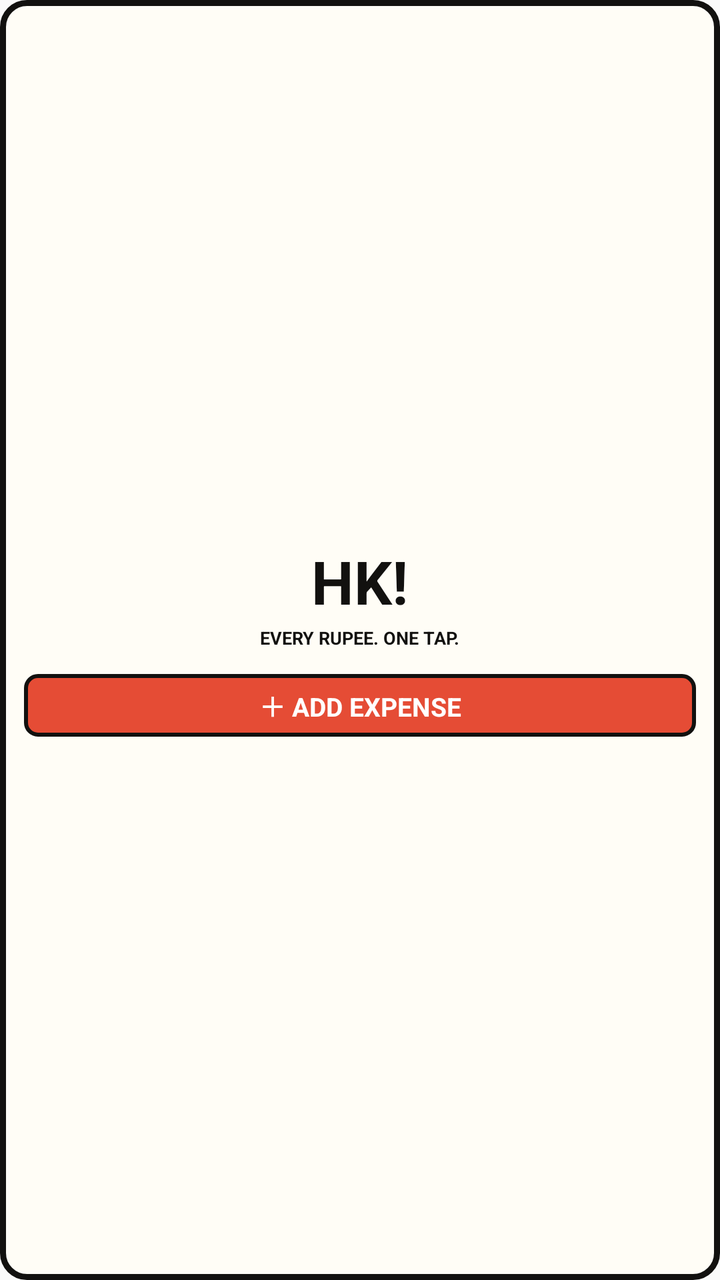
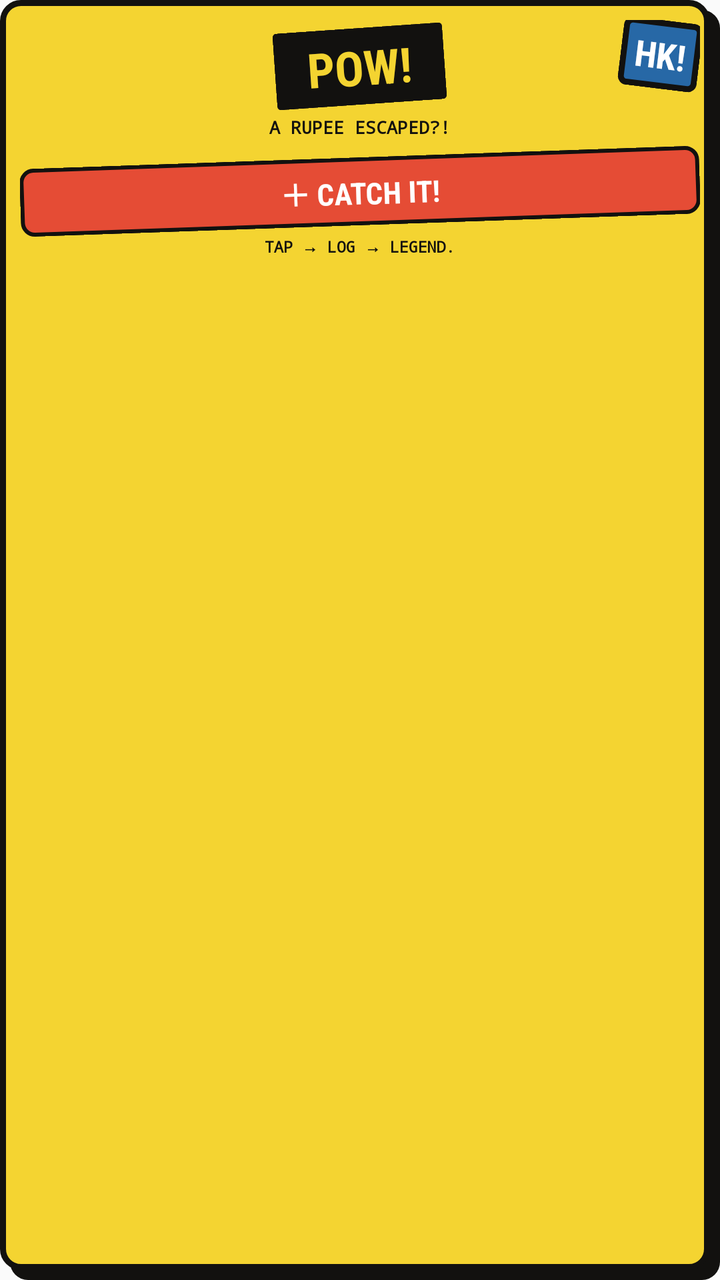

Two renders of the same Android screen: before a commit and after it. Below are the layout's source before the change and the commit's diff.
<!-- AndroidManifest.xml: application theme AppTheme -->
<!-- res/layout/widget_square.xml -->
<?xml version="1.0" encoding="utf-8"?>
<LinearLayout xmlns:android="http://schemas.android.com/apk/res/android" android:id="@+id/widget_root" android:layout_width="match_parent" android:layout_height="match_parent" android:orientation="vertical" android:gravity="center" android:background="@drawable/widget_paper" android:padding="12dp">
    <TextView android:layout_width="wrap_content" android:layout_height="wrap_content" android:text="HK!" android:textColor="#12110F" android:textStyle="bold" android:textSize="30sp"/>
    <TextView android:layout_width="wrap_content" android:layout_height="wrap_content" android:layout_marginTop="2dp" android:text="EVERY RUPEE. ONE TAP." android:textColor="#12110F" android:textStyle="bold" android:textSize="9sp"/>
    <TextView android:id="@+id/widget_expense" android:layout_width="match_parent" android:layout_height="wrap_content" android:layout_marginTop="12dp" android:gravity="center" android:background="@drawable/widget_red" android:text="＋ ADD EXPENSE" android:textColor="#FFFFFF" android:textStyle="bold" android:textSize="13sp"/>
    <TextView android:id="@+id/widget_money" android:layout_width="1dp" android:layout_height="1dp" android:visibility="invisible"/>
</LinearLayout>
<!-- resources referenced by this layout -->
<resources>
  <!-- drawable widget_paper (drawable) -->
  <?xml version="1.0" encoding="utf-8"?>
  <shape xmlns:android="http://schemas.android.com/apk/res/android" android:shape="rectangle">
      <solid android:color="#FFFDF6"/><stroke android:width="3dp" android:color="#12110F"/><corners android:radius="12dp"/><padding android:left="12dp" android:top="12dp" android:right="12dp" android:bottom="12dp"/>
  </shape>
  <!-- drawable widget_red (drawable) -->
  <?xml version="1.0" encoding="utf-8"?>
  <shape xmlns:android="http://schemas.android.com/apk/res/android" android:shape="rectangle">
      <solid android:color="#E54C35"/><stroke android:width="2dp" android:color="#12110F"/><corners android:radius="6dp"/><padding android:left="8dp" android:top="6dp" android:right="8dp" android:bottom="6dp"/>
  </shape>
  <style name="AppTheme" parent="Theme.AppCompat.Light.DarkActionBar">
          
          <item name="colorPrimary">@color/colorPrimary</item>
          <item name="colorPrimaryDark">@color/colorPrimaryDark</item>
          <item name="colorAccent">@color/colorAccent</item>
      </style>
</resources>

<!-- the commit's change to res/layout/widget_square.xml (unified diff, before → after) -->
@@ -1,7 +1,11 @@
 <?xml version="1.0" encoding="utf-8"?>
-<LinearLayout xmlns:android="http://schemas.android.com/apk/res/android" android:id="@+id/widget_root" android:layout_width="match_parent" android:layout_height="match_parent" android:orientation="vertical" android:gravity="center" android:background="@drawable/widget_paper" android:padding="12dp">
-    <TextView android:layout_width="wrap_content" android:layout_height="wrap_content" android:text="HK!" android:textColor="#12110F" android:textStyle="bold" android:textSize="30sp"/>
-    <TextView android:layout_width="wrap_content" android:layout_height="wrap_content" android:layout_marginTop="2dp" android:text="EVERY RUPEE. ONE TAP." android:textColor="#12110F" android:textStyle="bold" android:textSize="9sp"/>
-    <TextView android:id="@+id/widget_expense" android:layout_width="match_parent" android:layout_height="wrap_content" android:layout_marginTop="12dp" android:gravity="center" android:background="@drawable/widget_red" android:text="＋ ADD EXPENSE" android:textColor="#FFFFFF" android:textStyle="bold" android:textSize="13sp"/>
-    <TextView android:id="@+id/widget_money" android:layout_width="1dp" android:layout_height="1dp" android:visibility="invisible"/>
-</LinearLayout>
+<FrameLayout xmlns:android="http://schemas.android.com/apk/res/android" android:id="@+id/widget_root" android:layout_width="match_parent" android:layout_height="match_parent" android:background="@drawable/widget_square_bg" android:padding="10dp">
+    <TextView android:layout_width="wrap_content" android:layout_height="wrap_content" android:layout_gravity="top|end" android:rotation="7" android:background="@drawable/widget_blue" android:fontFamily="sans-serif-condensed" android:gravity="center" android:text="HK!" android:textColor="#FFFFFF" android:textSize="18sp" android:textStyle="bold"/>
+    <LinearLayout android:layout_width="match_parent" android:layout_height="match_parent" android:orientation="vertical" android:gravity="center_horizontal">
+        <TextView android:layout_width="wrap_content" android:layout_height="wrap_content" android:layout_marginTop="4dp" android:rotation="-4" android:background="@drawable/widget_black" android:fontFamily="sans-serif-condensed" android:text="  POW!  " android:textColor="#F4D431" android:textSize="24sp" android:textStyle="bold"/>
+        <TextView android:layout_width="wrap_content" android:layout_height="wrap_content" android:layout_marginTop="5dp" android:fontFamily="monospace" android:text="A RUPEE ESCAPED?!" android:textColor="#12110F" android:textSize="9sp" android:textStyle="bold"/>
+        <TextView android:id="@+id/widget_expense" android:layout_width="match_parent" android:layout_height="wrap_content" android:layout_marginTop="9dp" android:rotation="-2" android:background="@drawable/widget_red" android:fontFamily="sans-serif-condensed" android:gravity="center" android:text="＋ CATCH IT!" android:textColor="#FFFFFF" android:textSize="15sp" android:textStyle="bold"/>
+        <TextView android:layout_width="wrap_content" android:layout_height="wrap_content" android:layout_marginTop="5dp" android:fontFamily="monospace" android:text="TAP → LOG → LEGEND." android:textColor="#12110F" android:textSize="8sp" android:textStyle="bold"/>
+        <TextView android:id="@+id/widget_money" android:layout_width="1dp" android:layout_height="1dp" android:visibility="invisible"/>
+    </LinearLayout>
+</FrameLayout>
<!-- resource entries referenced after the edit -->
@@ -1,15 +1,19 @@
 <!-- resources referenced by this layout -->
 <resources>
-  <!-- drawable widget_paper (drawable) -->
+  <!-- drawable widget_black (drawable) -->
   <?xml version="1.0" encoding="utf-8"?>
-  <shape xmlns:android="http://schemas.android.com/apk/res/android" android:shape="rectangle">
-      <solid android:color="#FFFDF6"/><stroke android:width="3dp" android:color="#12110F"/><corners android:radius="12dp"/><padding android:left="12dp" android:top="12dp" android:right="12dp" android:bottom="12dp"/>
-  </shape>
+  <shape xmlns:android="http://schemas.android.com/apk/res/android" android:shape="rectangle"><solid android:color="#12110F"/><corners android:radius="2dp"/><padding android:left="5dp" android:top="3dp" android:right="5dp" android:bottom="3dp"/></shape>
+  <!-- drawable widget_blue (drawable) -->
+  <?xml version="1.0" encoding="utf-8"?>
+  <shape xmlns:android="http://schemas.android.com/apk/res/android" android:shape="rectangle"><solid android:color="#2768A6"/><stroke android:width="3dp" android:color="#12110F"/><corners android:radius="3dp"/><padding android:left="7dp" android:top="5dp" android:right="7dp" android:bottom="5dp"/></shape>
   <!-- drawable widget_red (drawable) -->
   <?xml version="1.0" encoding="utf-8"?>
   <shape xmlns:android="http://schemas.android.com/apk/res/android" android:shape="rectangle">
       <solid android:color="#E54C35"/><stroke android:width="2dp" android:color="#12110F"/><corners android:radius="6dp"/><padding android:left="8dp" android:top="6dp" android:right="8dp" android:bottom="6dp"/>
   </shape>
+  <!-- drawable widget_square_bg (drawable) -->
+  <?xml version="1.0" encoding="utf-8"?>
+  <layer-list xmlns:android="http://schemas.android.com/apk/res/android"><item android:left="5dp" android:top="5dp"><shape><solid android:color="#12110F"/><corners android:radius="9dp"/></shape></item><item android:right="5dp" android:bottom="5dp"><shape><solid android:color="#F4D431"/><stroke android:width="3dp" android:color="#12110F"/><corners android:radius="9dp"/></shape></item></layer-list>
   <style name="AppTheme" parent="Theme.AppCompat.Light.DarkActionBar">
           
           <item name="colorPrimary">@color/colorPrimary</item>
